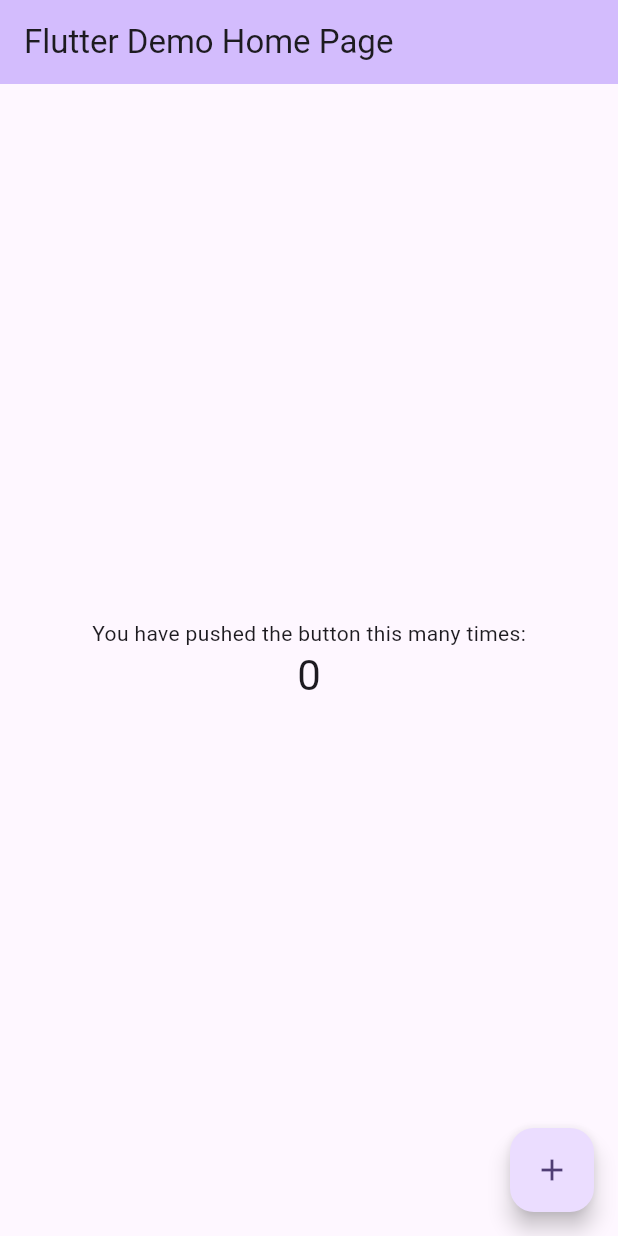
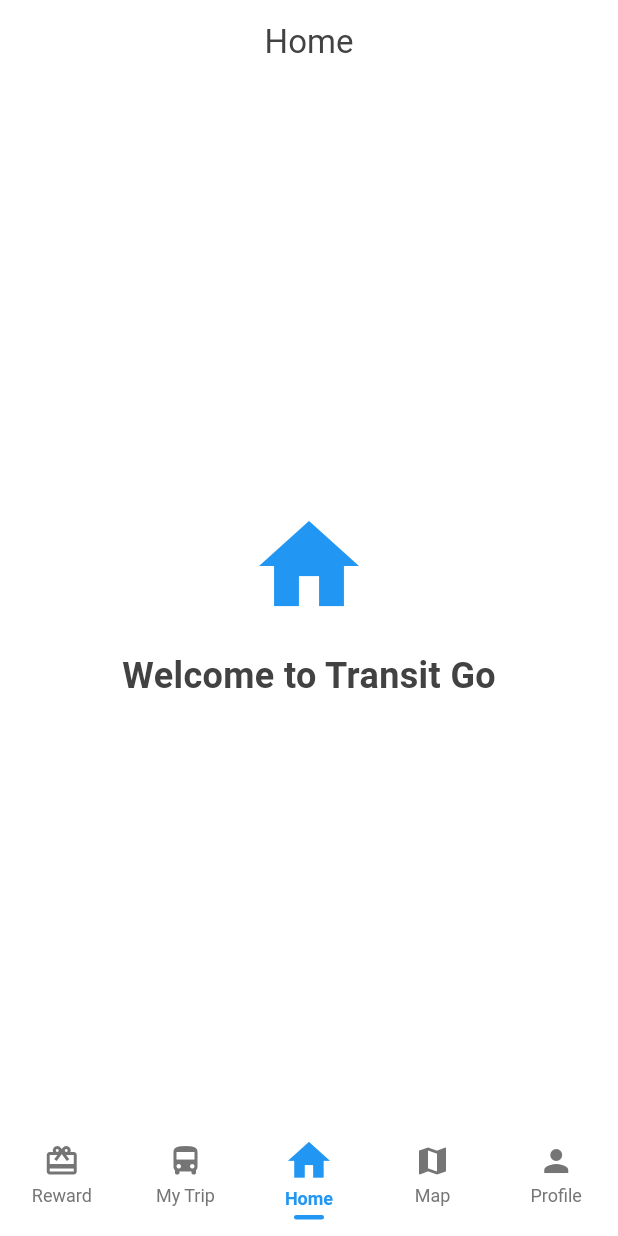
Before and after one commit to MarcusMQF/Kitahack-2025, a Flutter app: the screen it shows after launch, on a phone screen of 412 x 824 dp. Run offline on Flutter 3.47's test engine with Material 3 defaults, Android fonts, the phone set to English and light mode, and no system bars.

Commit message:
second commit

```diff
--- a/lib/main.dart
+++ b/lib/main.dart
@@ -1,4 +1,10 @@
 import 'package:flutter/material.dart';
+import 'screens/home_page.dart';
+import 'screens/route_page.dart';
+import 'screens/reward_page.dart';
+import 'screens/profile_page.dart';
+import 'screens/my_trip_page.dart';
+import 'theme.dart';
 
 void main() {
   runApp(const MyApp());
@@ -10,65 +16,102 @@ class MyApp extends StatelessWidget {
   @override
   Widget build(BuildContext context) {
     return MaterialApp(
-      title: 'Flutter Demo',
-      theme: ThemeData(
-
-        colorScheme: ColorScheme.fromSeed(seedColor: Colors.deepPurple),
-        useMaterial3: true,
-      ),
-      home: const MyHomePage(title: 'Flutter Demo Home Page'),
+      debugShowCheckedModeBanner: false,
+      title: 'Transit Go',
+      theme: AppTheme.themeData,
+      home: const MainNavigationScreen(),
     );
   }
 }
 
-class MyHomePage extends StatefulWidget {
-  const MyHomePage({super.key, required this.title});
-
-  final String title;
+class MainNavigationScreen extends StatefulWidget {
+  const MainNavigationScreen({super.key});
 
   @override
-  State<MyHomePage> createState() => _MyHomePageState();
+  State<MainNavigationScreen> createState() => _MainNavigationScreenState();
 }
 
-class _MyHomePageState extends State<MyHomePage> {
-  int _counter = 0;
+class _MainNavigationScreenState extends State<MainNavigationScreen> {
+  int _selectedIndex = 2;
 
-  void _incrementCounter() {
+  final List<Widget> _pages = [
+    const RewardPage(),
+    const MyTripPage(),
+    const HomePage(),
+    const RoutePage(),
+    const ProfilePage(),
+  ];
+
+  void _onItemTapped(int index) {
     setState(() {
-      _counter++;
+      _selectedIndex = index;
     });
+  }
+
+  Widget _buildNavItem(IconData icon, String label, int index) {
+    final isSelected = _selectedIndex == index;
+    return NavigationDestination(
+      icon: Column(
+        mainAxisSize: MainAxisSize.min,
+        children: [
+          AnimatedContainer(
+            duration: const Duration(milliseconds: 300),
+            child: Transform.scale(
+              scale: isSelected ? 1.2 : 1.0,
+              child: Icon(
+                icon,
+                color: isSelected ? Colors.blue : Colors.grey.shade600,
+                size: isSelected ? 28 : 24,
+              ),
+            ),
+          ),
+          const SizedBox(height: 4),
+          AnimatedDefaultTextStyle(
+            duration: const Duration(milliseconds: 200),
+            style: TextStyle(
+              fontSize: 12,
+              color: isSelected ? Colors.blue : Colors.grey.shade600,
+              fontWeight: isSelected ? FontWeight.w600 : FontWeight.normal,
+            ),
+            child: Text(label),
+          ),
+          AnimatedContainer(
+            duration: const Duration(milliseconds: 300),
+            margin: const EdgeInsets.only(top: 4),
+            width: isSelected ? 20 : 0,
+            height: 3,
+            decoration: BoxDecoration(
+              color: Colors.blue,
+              borderRadius: BorderRadius.circular(10),
+            ),
+          ),
+        ],
+      ),
+      label: label,
+    );
   }
 
   @override
   Widget build(BuildContext context) {
-
     return Scaffold(
-      appBar: AppBar(
-
-        backgroundColor: Theme.of(context).colorScheme.inversePrimary,
-
-        title: Text(widget.title),
-      ),
-      body: Center(
-
-        child: Column(
-
-          mainAxisAlignment: MainAxisAlignment.center,
-          children: <Widget>[
-            const Text(
-              'You have pushed the button this many times:',
-            ),
-            Text(
-              '$_counter',
-              style: Theme.of(context).textTheme.headlineMedium,
-            ),
-          ],
-        ),
-      ),
-      floatingActionButton: FloatingActionButton(
-        onPressed: _incrementCounter,
-        tooltip: 'Increment',
-        child: const Icon(Icons.add),
+      body: _pages[_selectedIndex],
+      bottomNavigationBar: NavigationBar(
+        height: 75,
+        elevation: 0,
+        backgroundColor: Colors.white,
+        selectedIndex: _selectedIndex,
+        onDestinationSelected: _onItemTapped,
+        animationDuration: const Duration(milliseconds: 400),
+        labelBehavior: NavigationDestinationLabelBehavior.alwaysHide,
+        destinations: [
+          _buildNavItem(Icons.card_giftcard, 'Reward', 0),
+          _buildNavItem(Icons.directions_bus, 'My Trip', 1),
+          _buildNavItem(Icons.home, 'Home', 2),
+          _buildNavItem(Icons.map, 'Map', 3),
+          _buildNavItem(Icons.person, 'Profile', 4),
+        ],
+        indicatorColor: Colors.transparent,
+        surfaceTintColor: Colors.transparent,
       ),
     );
   }
--- /dev/null
+++ b/lib/screens/home_page.dart
@@ -0,0 +1,36 @@
+import 'package:flutter/material.dart';
+
+class HomePage extends StatelessWidget {
+  const HomePage({super.key});
+
+  @override
+  Widget build(BuildContext context) {
+    return Scaffold(
+      backgroundColor: Colors.white,
+      appBar: AppBar(
+        title: const Text('Home'),
+        centerTitle: true,
+      ),
+      body: Center(
+        child: Column(
+          mainAxisAlignment: MainAxisAlignment.center,
+          children: [
+            Icon(
+              Icons.home,
+              size: 80,
+              color: Theme.of(context).primaryColor,
+            ),
+            const SizedBox(height: 16),
+            const Text(
+              'Welcome to Transit Go',
+              style: TextStyle(
+                fontSize: 24,
+                fontWeight: FontWeight.bold,
+              ),
+            ),
+          ],
+        ),
+      ),
+    );
+  }
+}
--- /dev/null
+++ b/lib/theme.dart
@@ -0,0 +1,88 @@
+import 'package:flutter/material.dart';
+
+class AppTheme {
+  // Primary Colors
+  static const Color primaryBlue = Color(0xFF2196F3);  // Sky Blue
+  static const Color primaryWhite = Color(0xFFFFFFFF); // Pure White
+  static const Color primaryGrey = Color(0xFF424242);  // Grey Black
+
+  // Secondary Colors
+  static const Color secondaryBlue = Color(0xFF64B5F6); // Light Sky Blue
+  static const Color secondaryGrey = Color(0xFF757575); // Medium Grey
+  static const Color lightGrey = Color(0xFFE0E0E0);    // Light Grey
+
+  // Background Colors
+  static const Color backgroundColor = primaryWhite;
+  static const Color surfaceColor = primaryWhite;
+
+  // Text Colors
+  static const Color primaryText = primaryGrey;
+  static const Color secondaryText = secondaryGrey;
+
+  // Custom Theme Data
+  static ThemeData themeData = ThemeData(
+    useMaterial3: true,
+    brightness: Brightness.light,
+
+    // Colors
+    primaryColor: primaryBlue,
+    scaffoldBackgroundColor: backgroundColor,
+
+    // AppBar Theme
+    appBarTheme: const AppBarTheme(
+      backgroundColor: backgroundColor,
+      foregroundColor: primaryGrey,
+      elevation: 0,
+    ),
+
+    // Color Scheme
+    colorScheme: const ColorScheme.light(
+      primary: primaryBlue,
+      secondary: secondaryBlue,
+      surface: surfaceColor,
+      background: backgroundColor,
+      onPrimary: primaryWhite,
+      onSecondary: primaryWhite,
+      onSurface: primaryGrey,
+      onBackground: primaryGrey,
+    ),
+
+    // Text Theme
+    textTheme: const TextTheme(
+      displayLarge: TextStyle(color: primaryGrey),
+      displayMedium: TextStyle(color: primaryGrey),
+      displaySmall: TextStyle(color: primaryGrey),
+      headlineMedium: TextStyle(color: primaryGrey),
+      headlineSmall: TextStyle(color: primaryGrey),
+      titleLarge: TextStyle(color: primaryGrey),
+      titleMedium: TextStyle(color: primaryGrey),
+      titleSmall: TextStyle(color: primaryGrey),
+      bodyLarge: TextStyle(color: primaryGrey),
+      bodyMedium: TextStyle(color: primaryGrey),
+      bodySmall: TextStyle(color: secondaryGrey),
+      labelLarge: TextStyle(color: primaryGrey),
+      labelMedium: TextStyle(color: primaryGrey),
+      labelSmall: TextStyle(color: secondaryGrey),
+    ),
+
+    // Card Theme
+    cardTheme: const CardTheme(
+      color: surfaceColor,
+      elevation: 0,
+    ),
+
+    // Navigation Bar Theme
+    navigationBarTheme: NavigationBarThemeData(
+      backgroundColor: backgroundColor,
+      indicatorColor: Colors.transparent,
+      surfaceTintColor: Colors.transparent,
+      elevation: 0,
+      labelTextStyle: MaterialStateProperty.resolveWith((states) {
+        if (states.contains(MaterialState.selected)) {
+          return const TextStyle(color: primaryBlue, fontWeight: FontWeight.w600);
+        }
+        return const TextStyle(color: secondaryGrey);
+      }),
+    ),
+  );
+}
```
Also changed, not shown: lib/screens/my_trip_page.dart (added, +134 -0 lines), lib/screens/profile_page.dart (added, +98 -0 lines), lib/screens/reward_page.dart (added, +70 -0 lines), lib/screens/route_page.dart (added, +44 -0 lines), 125 other files.
